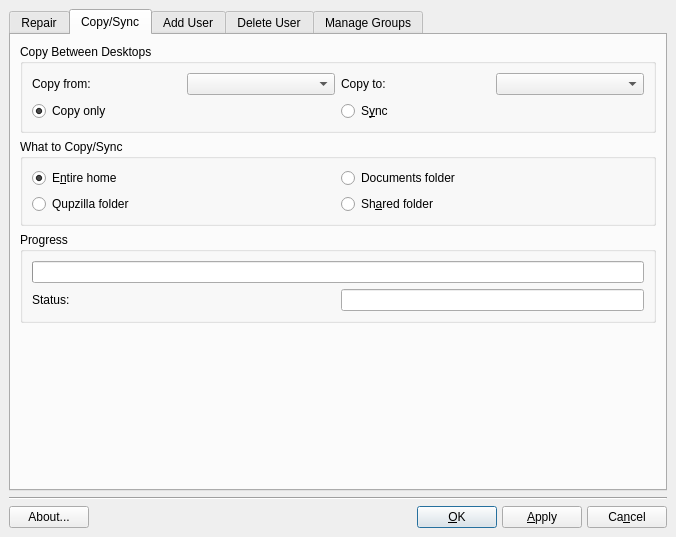
Old version of the form meconfig.ui in the repository timkb4cq/mx-user.
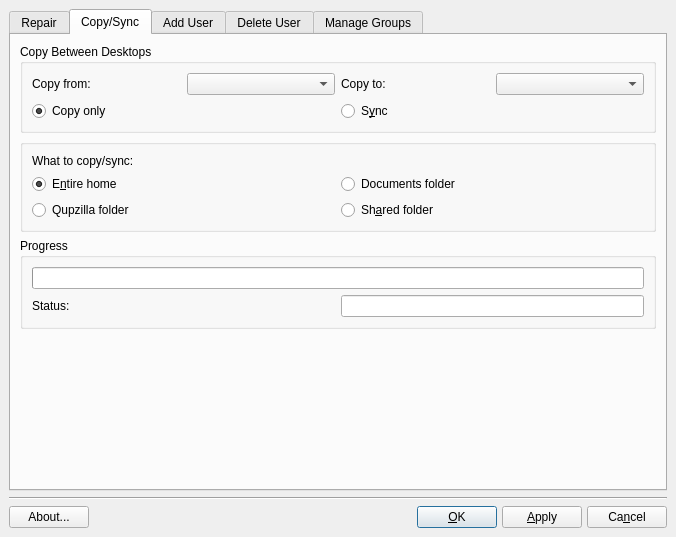
New version of the form. The open tabs and pages were chosen to show the change. Icons and pictures are not drawn.

Commit message: changed Copy/Sync label to be a simple indented sequence, changed some strings from MEPIS to MX

```diff
--- a/meconfig.ui
+++ b/meconfig.ui
@@ -364,7 +364,7 @@
           </sizepolicy>
          </property>
          <property name="title">
-          <string>What to Copy/Sync</string>
+          <string/>
          </property>
          <layout class="QGridLayout">
           <property name="margin">
@@ -373,7 +373,23 @@
           <property name="spacing">
            <number>6</number>
           </property>
-          <item row="0" column="0">
+          <item row="3" column="1">
+           <widget class="QRadioButton" name="sharedRadioButton">
+            <property name="sizePolicy">
+             <sizepolicy hsizetype="MinimumExpanding" vsizetype="Minimum">
+              <horstretch>0</horstretch>
+              <verstretch>0</verstretch>
+             </sizepolicy>
+            </property>
+            <property name="toolTip">
+             <string>Select to copy/sync Shared</string>
+            </property>
+            <property name="text">
+             <string>Sh&amp;ared folder</string>
+            </property>
+           </widget>
+          </item>
+          <item row="1" column="0">
            <widget class="QRadioButton" name="entireRadioButton">
             <property name="sizePolicy">
              <sizepolicy hsizetype="MinimumExpanding" vsizetype="Minimum">
@@ -392,7 +408,7 @@
             </property>
            </widget>
           </item>
-          <item row="2" column="0">
+          <item row="3" column="0">
            <widget class="QRadioButton" name="qupRadioButton">
             <property name="sizePolicy">
              <sizepolicy hsizetype="MinimumExpanding" vsizetype="Minimum">
@@ -408,7 +424,7 @@
             </property>
            </widget>
           </item>
-          <item row="0" column="1">
+          <item row="1" column="1">
            <widget class="QRadioButton" name="docsRadioButton">
             <property name="sizePolicy">
              <sizepolicy hsizetype="MinimumExpanding" vsizetype="Minimum">
@@ -424,19 +440,10 @@
             </property>
            </widget>
           </item>
-          <item row="2" column="1">
-           <widget class="QRadioButton" name="sharedRadioButton">
-            <property name="sizePolicy">
-             <sizepolicy hsizetype="MinimumExpanding" vsizetype="Minimum">
-              <horstretch>0</horstretch>
-              <verstretch>0</verstretch>
-             </sizepolicy>
-            </property>
-            <property name="toolTip">
-             <string>Select to copy/sync Shared</string>
-            </property>
+          <item row="0" column="0">
+           <widget class="QLabel" name="label_2">
             <property name="text">
-             <string>Sh&amp;ared folder</string>
+             <string>What to copy/sync:</string>
             </property>
            </widget>
           </item>
```
Left out of the diff: 10 changed lines with no effect on the pictures. The commit also changes 3 other files.
